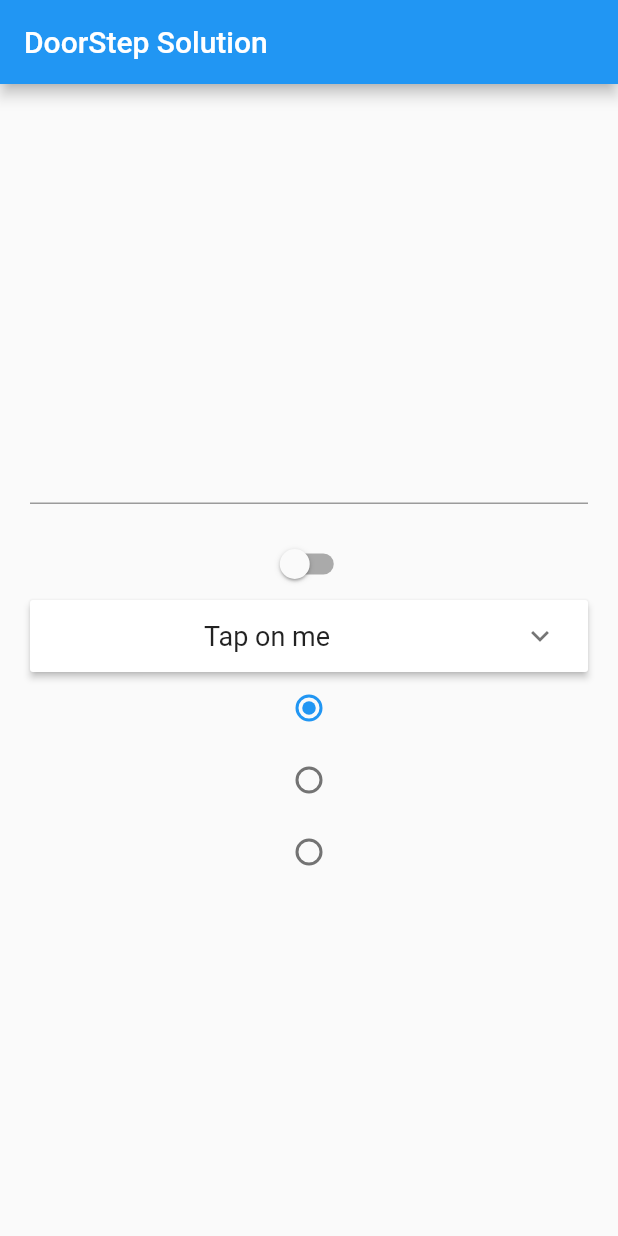
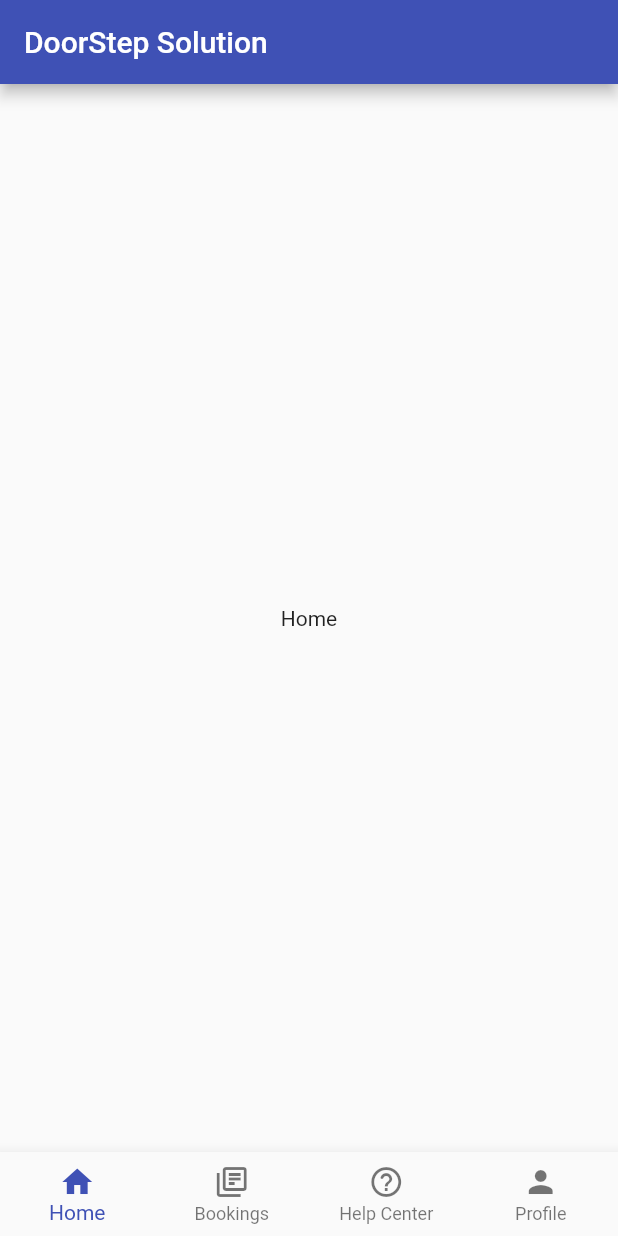
Before and after one commit to Sheetal-Rawat87/DoorStep-soltuion, a Flutter app: the screen it shows after launch, on a phone screen of 412 x 824 dp. Run offline on Flutter 3.47's test engine with Material 2 defaults, Android fonts, the phone set to English and light mode, and no system bars.

Commit message:
no message

```diff
--- a/lib/Screens/home_screen.dart
+++ b/lib/Screens/home_screen.dart
@@ -1,13 +1,62 @@
 import 'package:flutter/material.dart';
 
-class HomeScreen extends StatelessWidget {
+class HomePage extends StatefulWidget {
+  @override
+  State<HomePage> createState() {
+    return _HomePageState();
+  }
+}
+
+class _HomePageState extends State<HomePage> {
+
+  int _currentIndex=0;
+
+  final tabs=[
+    Center(child: Text('Home')),
+    Center(child: Text('No Booking Available')),
+    Center(child: Text('Help Center')),
+    Center(child: Text('Profile')),
+  ];
   @override
   Widget build(BuildContext context) {
     return Scaffold(
-      appBar: AppBar(title:Text("GeeksForGeeks")),
-      body: Center(
-          child:Text("Home page",textScaleFactor: 2,)
+      appBar: AppBar(
+        title: Text('DoorStep Solution'),
       ),
+      body: tabs[_currentIndex],
+      bottomNavigationBar: BottomNavigationBar(
+        currentIndex: _currentIndex,
+      type: BottomNavigationBarType.fixed,
+      items: const <BottomNavigationBarItem>[
+      BottomNavigationBarItem(
+      icon: Icon(Icons.home),
+      label: 'Home',
+        backgroundColor: Colors.indigo
+
+    ),
+    BottomNavigationBarItem(
+    icon: Icon(Icons.library_books_outlined),
+    label: 'Bookings',
+        backgroundColor: Colors.indigo
+    ),
+    BottomNavigationBarItem(
+    icon: Icon(Icons.help_outline_rounded),
+    label: 'Help Center',
+        backgroundColor: Colors.indigo
+    ),
+        BottomNavigationBarItem(
+          icon: Icon(Icons.person),
+          label: 'Profile',
+            backgroundColor: Colors.indigo
+        ),
+    ],
+        onTap: (index){
+        setState(() {
+          _currentIndex = index;
+        });
+        },
+
+    ),
     );
   }
 }
--- a/lib/main.dart
+++ b/lib/main.dart
@@ -4,105 +4,21 @@ import 'package:flutter/material.dart';
 import 'package:onestop_solution/Screens/home_screen.dart';
 
 
-void main() {
-  runApp(MaterialApp(
-    //title: "Input Widget",
-    home: MyHomePage(),
-    debugShowCheckedModeBanner: false,
-  ));
+void main(){
+  runApp(MyApp());
+}
+
+class MyApp extends StatelessWidget{
+  @override
+  Widget build(BuildContext context) {
+    return MaterialApp(
+      title: 'DoorStep Solution',
+      debugShowCheckedModeBanner: false,
+      theme: ThemeData(
+        primarySwatch: Colors.indigo
+      ),
+      home: HomePage(),
+    );
+  }
 
 }
-
-class MyHomePage extends StatefulWidget {
-  @override
-  State<MyHomePage> createState() => _MyHomePageState();
-}
-
-class _MyHomePageState extends State<MyHomePage> {
-//final TextCtrl = new TextEditingController();
-  String inputStr =" ";
-  bool enabled = false;
-  bool expanded = false;
-  bool checked = false;
-  late String radiovalue;
-
-  int _value = 1;
-
-
-  @override
-  Widget build(BuildContext context) {
-    return Scaffold(
-      appBar: AppBar(
-        title: Text('DoorStep Solution'),
-      ),
-      body: Container(
-        padding: EdgeInsets.all(20.0),
-        child: Column(
-          mainAxisAlignment: MainAxisAlignment.center,
-          children: <Widget>[
-            TextField(
-              onChanged: (String textInput) {
-                setState(() {
-                  inputStr = textInput;
-                });
-              },
-              // controller: TextCtrl,
-            ),
-            Text(inputStr),
-            Switch(
-              onChanged: (bool val){
-                setState(() {
-                  enabled = val;
-                  print(val);
-                });
-              },
-              activeColor: Colors.green,
-              activeTrackColor: Colors.greenAccent[400],
-              value: enabled,
-            ),
-            ExpansionPanelList(
-              expansionCallback: (i,bool val){
-                setState((){
-                  expanded = !val;
-                });
-              },
-              children: [
-                ExpansionPanel(
-                  body: Container(
-                    padding: EdgeInsets.all(20.0),
-                    child: Text('Hello'),
-                  ),
-                  headerBuilder:  (BuildContext context, bool val){
-                    return Center(
-                      child:  Text('Tap on me',style: TextStyle(fontSize: 18.0),),
-                    );
-                  },
-                  isExpanded: expanded,
-                ),
-
-
-              ],
-            ),
-            Radio(value: 1, groupValue: _value,
-                onChanged:(String){
-                  radiovalue;
-                }
-            ),
-            Radio(value: 2, groupValue: _value,
-                onChanged:(String){
-                  radiovalue;
-
-                }
-            ),
-            Radio(value: 3, groupValue: _value,
-                onChanged:(String){
-                  radiovalue;
-
-                }
-            )
-          ],
-        ),
-      ),
-    );
-  }
-}
```
